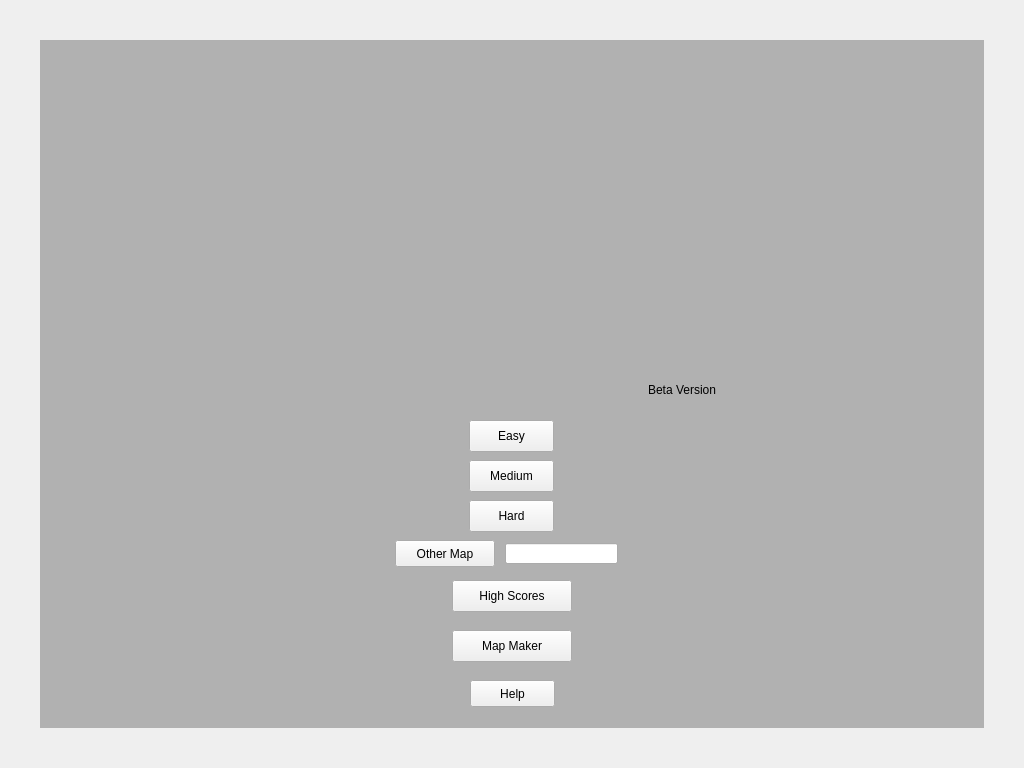
Above: titlescreen.ui from bstee615/project before the change. Below: the same form after it.
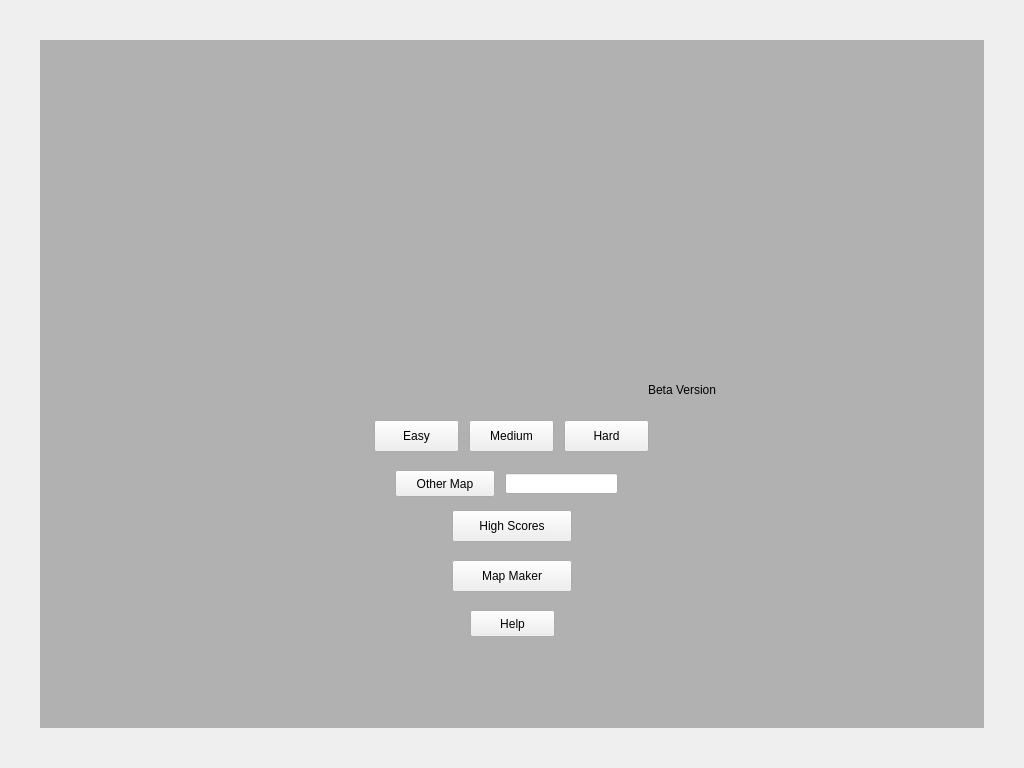
That is the form after the change. Icons and pictures are not drawn.

Commit message: Added player's lives to loading and saving, rearranged title screen widgets, fixed medium.lv and hard.lv to work with new file format

Patch:
```diff
--- a/titlescreen.ui
+++ b/titlescreen.ui
@@ -35,7 +35,7 @@
   <widget class="QPushButton" name="btnStart">
    <property name="geometry">
     <rect>
-     <x>469</x>
+     <x>374</x>
      <y>420</y>
      <width>85</width>
      <height>32</height>
@@ -84,7 +84,7 @@
    <property name="geometry">
     <rect>
      <x>452</x>
-     <y>580</y>
+     <y>510</y>
      <width>120</width>
      <height>32</height>
     </rect>
@@ -97,7 +97,7 @@
    <property name="geometry">
     <rect>
      <x>452</x>
-     <y>630</y>
+     <y>560</y>
      <width>120</width>
      <height>32</height>
     </rect>
@@ -110,7 +110,7 @@
    <property name="geometry">
     <rect>
      <x>469</x>
-     <y>460</y>
+     <y>420</y>
      <width>85</width>
      <height>32</height>
     </rect>
@@ -123,7 +123,7 @@
    <property name="geometry">
     <rect>
      <x>395</x>
-     <y>540</y>
+     <y>470</y>
      <width>100</width>
      <height>27</height>
     </rect>
@@ -136,7 +136,7 @@
    <property name="geometry">
     <rect>
      <x>505</x>
-     <y>543</y>
+     <y>473</y>
      <width>113</width>
      <height>21</height>
     </rect>
@@ -145,8 +145,8 @@
   <widget class="QPushButton" name="btnHard">
    <property name="geometry">
     <rect>
-     <x>469</x>
-     <y>500</y>
+     <x>564</x>
+     <y>420</y>
      <width>85</width>
      <height>32</height>
     </rect>
@@ -159,7 +159,7 @@
    <property name="geometry">
     <rect>
      <x>470</x>
-     <y>680</y>
+     <y>610</y>
      <width>85</width>
      <height>27</height>
     </rect>
```
The commit also changes 4 other files.
